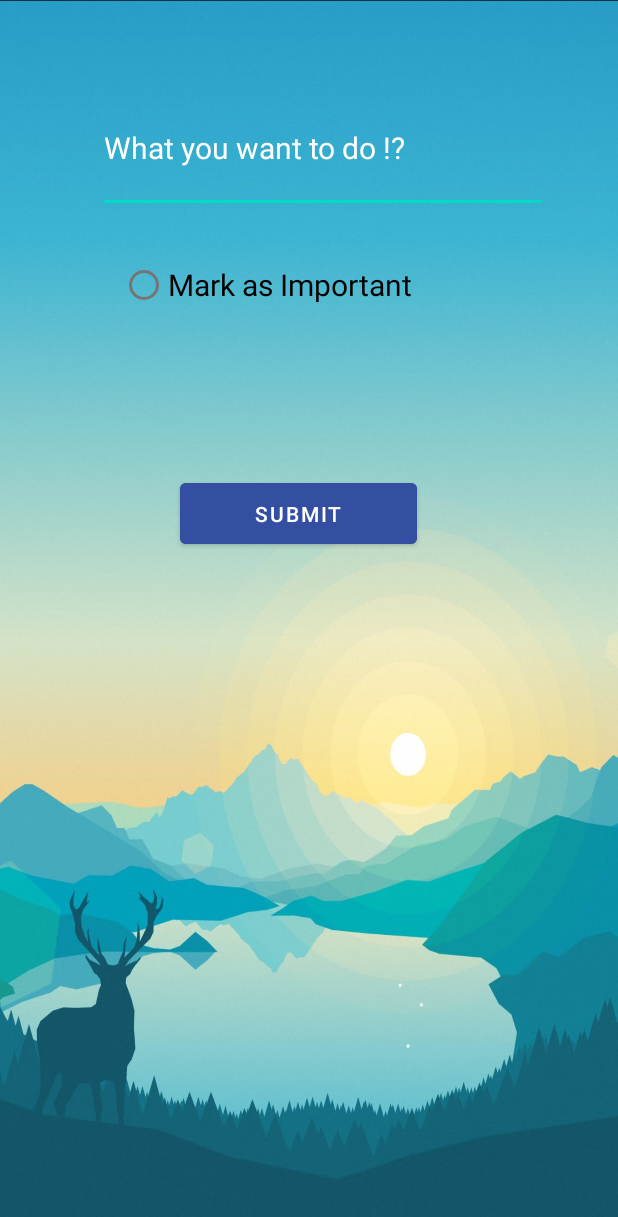
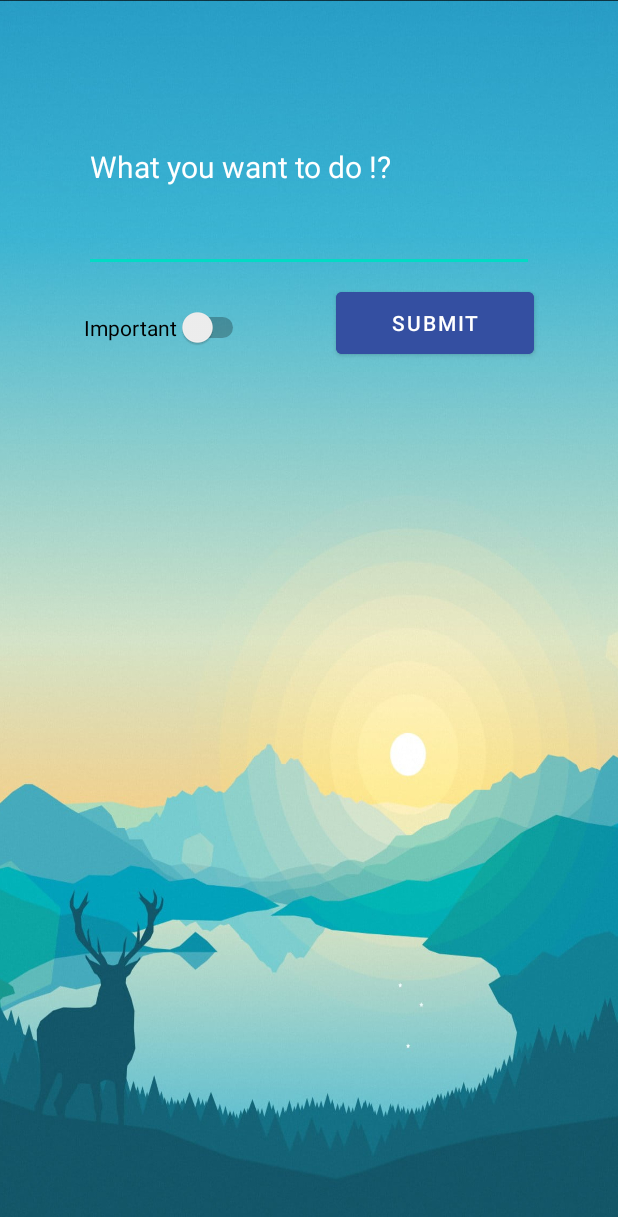
Before and after one commit to SATYAJIT1910/Todo-App, an Android app: the TodoEntryActivity screen opened directly, with no data from a screen before it, on a phone screen of 412 x 824 dp. Shown: the top 1217 px of the screen. Run offline under Robolectric (Android 15) with nearby library versions, the light colour scheme and no system bars.

Commit message:
Working UI #1

```diff
--- a/app/src/main/java/com/satyajitghosh/todoapp/TodoEntryActivity.java
+++ b/app/src/main/java/com/satyajitghosh/todoapp/TodoEntryActivity.java
@@ -8,12 +8,13 @@ import android.view.View;
 import android.widget.Button;
 import android.widget.EditText;
 import android.widget.RadioButton;
+import android.widget.Switch;
 import android.widget.Toast;
 
 public class TodoEntryActivity extends AppCompatActivity {
     private EditText title;
     private Button button;
-    private RadioButton impYes;
+    private Switch impYes;
     private DBHandler dbHandler;
     @Override
     protected void onCreate(Bundle savedInstanceState) {
--- a/app/src/main/res/layout/activity_todo_entry.xml
+++ b/app/src/main/res/layout/activity_todo_entry.xml
@@ -7,61 +7,56 @@
     android:background="@drawable/wallpaperflare_cropped"
     tools:context=".TodoEntryActivity">
 
-    <RelativeLayout
-        android:layout_width="match_parent"
-        android:layout_height="match_parent"
-        tools:layout_editor_absoluteX="23dp"
-        tools:layout_editor_absoluteY="47dp">
-
     <EditText
         android:id="@+id/title"
         style="@style/Widget.AppCompat.EditText"
-            android:layout_width="299dp"
-            android:layout_height="86dp"
+        android:layout_width="0dp"
+        android:layout_height="0dp"
         android:layout_alignParentStart="true"
         android:layout_alignParentEnd="true"
-            android:layout_marginStart="65dp"
-            android:layout_marginTop="56dp"
-            android:layout_marginEnd="47dp"
+        android:layout_marginStart="56dp"
+        android:layout_marginTop="42dp"
+        android:layout_marginEnd="56dp"
+        android:layout_marginBottom="23dp"
         android:ems="10"
         android:hint="What you want to do !?"
         android:inputType="textPersonName"
         android:textColor="@color/white"
         android:textColorHint="@color/white"
-            android:textSize="20sp" />
-
-        <RadioButton
-            android:id="@+id/impYes"
-            android:layout_width="295dp"
-            android:layout_height="70dp"
-            android:layout_below="@+id/title"
-            android:layout_alignParentStart="true"
-            android:layout_alignParentEnd="true"
-            android:layout_alignParentBottom="true"
-            android:layout_marginStart="80dp"
-            android:layout_marginTop="24dp"
-            android:layout_marginEnd="36dp"
-            android:layout_marginBottom="610dp"
-            android:text="Mark as Important"
-            android:textColor="@color/black"
-            android:textSize="20sp" />
+        android:textSize="20sp"
+        app:layout_constraintBottom_toTopOf="@+id/impYes"
+        app:layout_constraintEnd_toEndOf="parent"
+        app:layout_constraintStart_toStartOf="parent"
+        app:layout_constraintTop_toTopOf="parent" />
 
     <Button
         android:id="@+id/button"
 
-            android:layout_width="wrap_content"
-            android:layout_height="75dp"
+        android:layout_width="0dp"
+        android:layout_height="53dp"
         android:layout_alignParentStart="true"
         android:layout_alignParentEnd="true"
         android:layout_alignParentBottom="true"
-            android:layout_marginStart="120dp"
-            android:layout_marginTop="316dp"
-            android:layout_marginEnd="134dp"
-            android:layout_marginBottom="455dp"
+        android:layout_marginTop="7dp"
+        android:layout_marginEnd="56dp"
         android:backgroundTint="@color/customColor2"
-            android:text="Submit" />
+        android:text="Submit"
+        app:layout_constraintEnd_toEndOf="parent"
+        app:layout_constraintStart_toEndOf="@+id/impYes"
+        app:layout_constraintTop_toBottomOf="@+id/title" />
 
-    </RelativeLayout>
+    <Switch
+        android:id="@+id/impYes"
+        android:layout_width="wrap_content"
+        android:layout_height="wrap_content"
+        android:layout_marginStart="56dp"
+        android:layout_marginEnd="58dp"
+        android:layout_marginBottom="592dp"
+        android:text="Important"
+        app:layout_constraintBottom_toBottomOf="parent"
+        app:layout_constraintEnd_toStartOf="@+id/button"
+        app:layout_constraintStart_toStartOf="parent"
+        app:layout_constraintTop_toBottomOf="@+id/title" />
 
 
 </androidx.constraintlayout.widget.ConstraintLayout>
```
Lines whose indentation alone changed are shown as unchanged.
